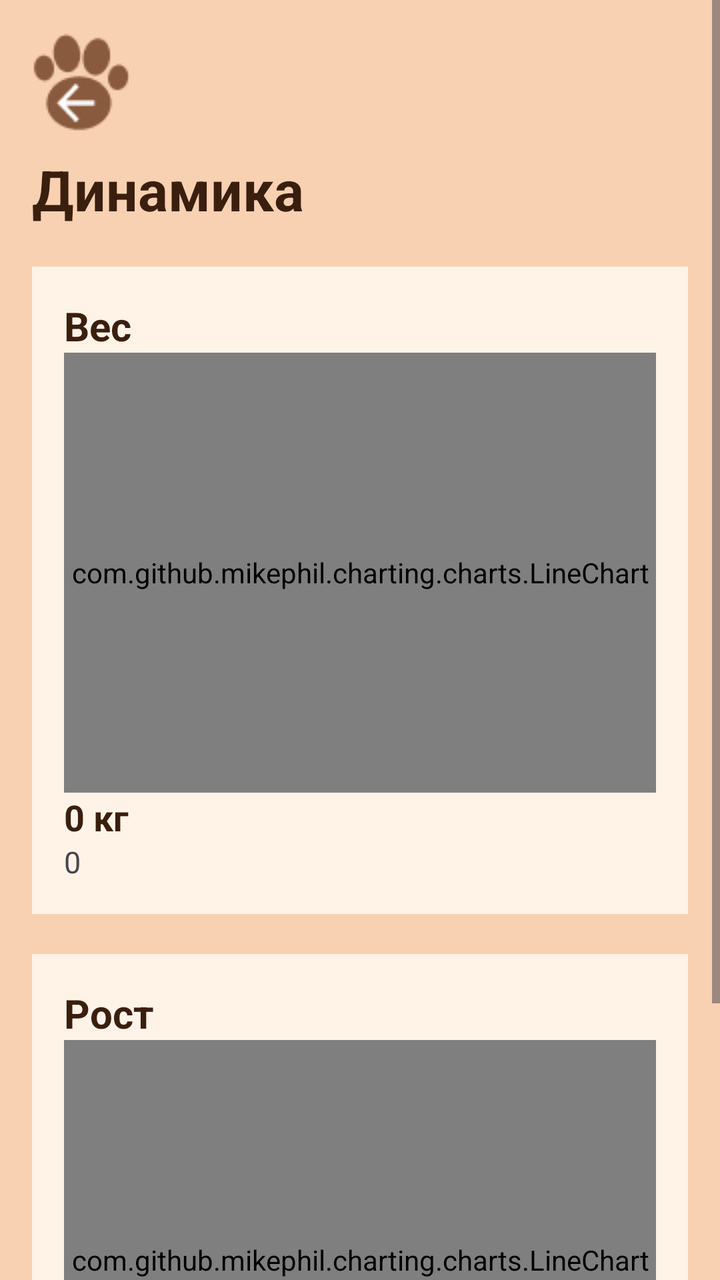
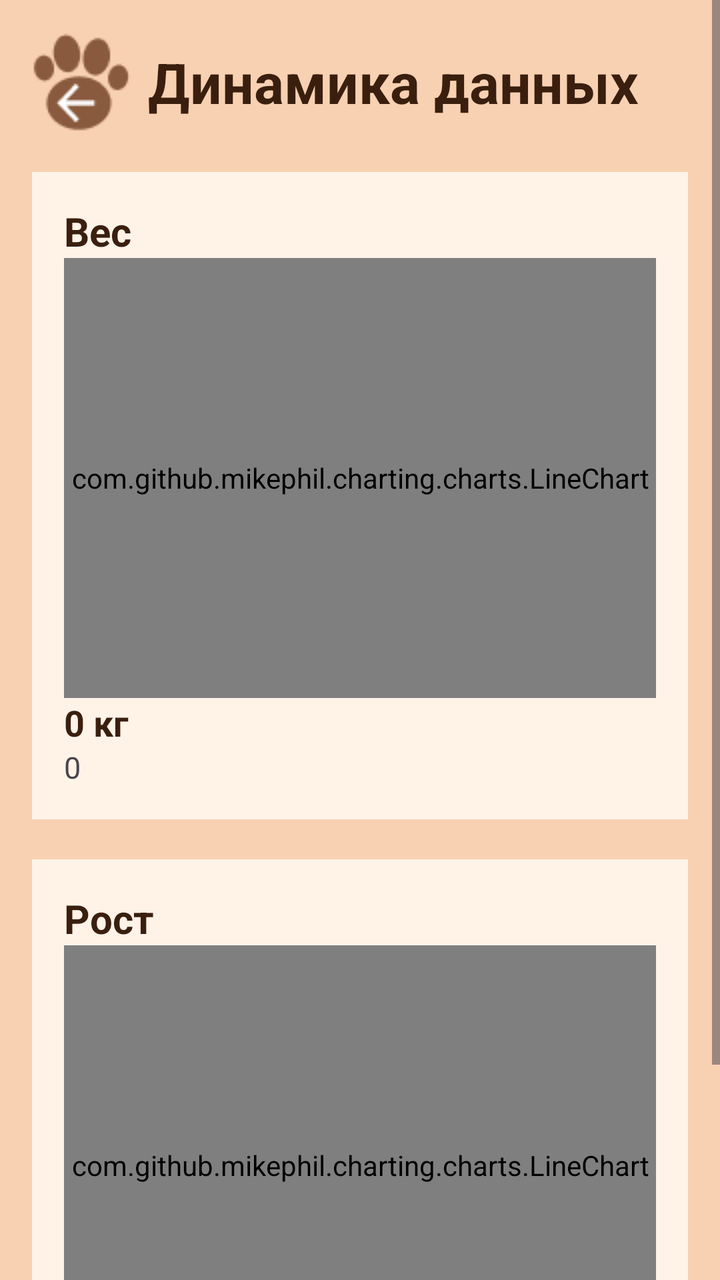

Screens rendered from an Android XML layout before and after an edit, with the pre-edit source and the edit as a unified diff.
<!-- AndroidManifest.xml: application theme Theme.MyPet -->
<!-- res/layout/activity_dynamics.xml -->
<?xml version="1.0" encoding="utf-8"?>
<ScrollView xmlns:android="http://schemas.android.com/apk/res/android"
    xmlns:app="http://schemas.android.com/apk/res-auto"
    android:layout_width="match_parent"
    android:layout_height="match_parent"
    android:background="#F8D1B2">

    <LinearLayout
        android:layout_width="match_parent"
        android:layout_height="wrap_content"
        android:orientation="vertical"
        android:padding="16dp">

        <ImageButton
            android:id="@+id/btnBack"
            android:layout_width="50dp"
            android:layout_height="50dp"
            android:background="?attr/selectableItemBackgroundBorderless"
            android:src="@drawable/back_btn1" />

        <TextView
            android:layout_width="wrap_content"
            android:layout_height="wrap_content"
            android:text="Динамика"
            android:textSize="28sp"
            android:textStyle="bold"
            android:textColor="#3A1F0F"
            android:layout_marginTop="10dp"/>

        

        <LinearLayout
            android:id="@+id/cardWeight"
            android:layout_width="match_parent"
            android:layout_height="wrap_content"
            android:orientation="vertical"
            android:background="#FFF3E8"
            android:padding="16dp"
            android:layout_marginTop="20dp">

            <TextView
                android:text="Вес"
                android:textSize="20sp"
                android:textStyle="bold"
                android:textColor="#3A1F0F"
                android:layout_width="wrap_content"
                android:layout_height="wrap_content"/>

            <com.github.mikephil.charting.charts.LineChart
                android:id="@+id/chartWeight"
                android:layout_width="match_parent"
                android:layout_height="220dp"/>

            <TextView
                android:id="@+id/tvCurrentWeight"
                android:text="0 кг"
                android:textSize="18sp"
                android:textStyle="bold"
                android:textColor="#3A1F0F"
                android:layout_width="wrap_content"
                android:layout_height="wrap_content"/>

            <TextView
                android:id="@+id/tvWeightDiff"
                android:text="0"
                android:textSize="15sp"
                android:layout_width="wrap_content"
                android:layout_height="wrap_content"/>
        </LinearLayout>

        

        <LinearLayout
            android:id="@+id/cardHeight"
            android:layout_width="match_parent"
            android:layout_height="wrap_content"
            android:orientation="vertical"
            android:background="#FFF3E8"
            android:padding="16dp"
            android:layout_marginTop="20dp">

            <TextView
                android:text="Рост"
                android:textSize="20sp"
                android:textStyle="bold"
                android:textColor="#3A1F0F"
                android:layout_width="wrap_content"
                android:layout_height="wrap_content"/>

            <com.github.mikephil.charting.charts.LineChart
                android:id="@+id/chartHeight"
                android:layout_width="match_parent"
                android:layout_height="220dp"/>

            <TextView
                android:id="@+id/tvCurrentHeight"
                android:text="0 см"
                android:textSize="18sp"
                android:textStyle="bold"
                android:textColor="#3A1F0F"
                android:layout_width="wrap_content"
                android:layout_height="wrap_content"/>

            <TextView
                android:id="@+id/tvHeightDiff"
                android:text="0"
                android:textSize="15sp"
                android:layout_width="wrap_content"
                android:layout_height="wrap_content"/>
        </LinearLayout>

    </LinearLayout>

</ScrollView>
<!-- resources referenced by this layout -->
<resources>
  <!-- drawable back_btn1: png bitmap (drawable, 1809 bytes) -->
  <style name="Theme.MyPet" parent="Base.Theme.MyPet" />
  <style name="Base.Theme.MyPet" parent="Theme.Material3.DayNight.NoActionBar">
          
          
      </style>
</resources>

<!-- the commit's change to res/layout/activity_dynamics.xml (unified diff, before → after) -->
@@ -11,23 +11,32 @@
         android:orientation="vertical"
         android:padding="16dp">
 
-        <ImageButton
-            android:id="@+id/btnBack"
-            android:layout_width="50dp"
-            android:layout_height="50dp"
-            android:background="?attr/selectableItemBackgroundBorderless"
-            android:src="@drawable/back_btn1" />
 
-        <TextView
+        <LinearLayout
+            android:id="@+id/headerLayout"
             android:layout_width="wrap_content"
             android:layout_height="wrap_content"
-            android:text="Динамика"
-            android:textSize="28sp"
-            android:textStyle="bold"
-            android:textColor="#3A1F0F"
-            android:layout_marginTop="10dp"/>
+            android:gravity="center_vertical"
+            android:orientation="horizontal">
 
-        
+            <ImageButton
+                android:id="@+id/btnBack"
+                android:layout_width="50dp"
+                android:layout_height="50dp"
+                android:background="?attr/selectableItemBackgroundBorderless"
+                android:src="@drawable/back_btn1" />
+
+            <TextView
+                android:layout_width="wrap_content"
+                android:layout_height="wrap_content"
+                android:layout_marginStart="8dp"
+                android:text="Динамика данных"
+                android:textColor="#3A1F0F"
+                android:textSize="28sp"
+                android:textStyle="bold" />
+
+        </LinearLayout>
+
 
         <LinearLayout
             android:id="@+id/cardWeight"
